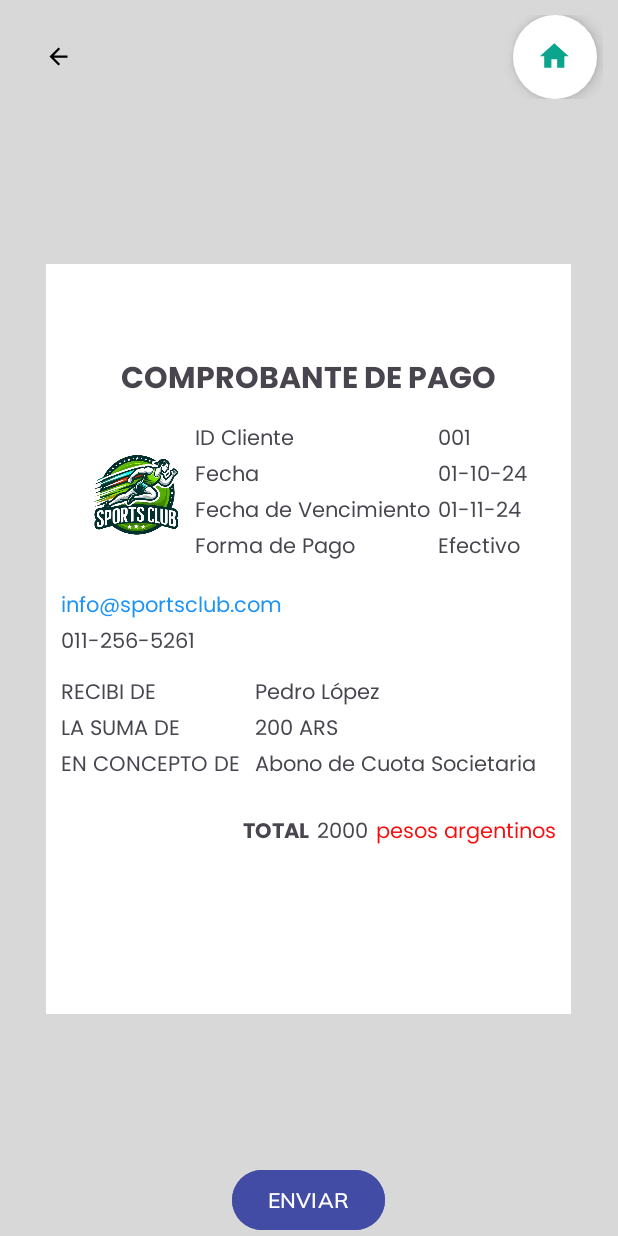
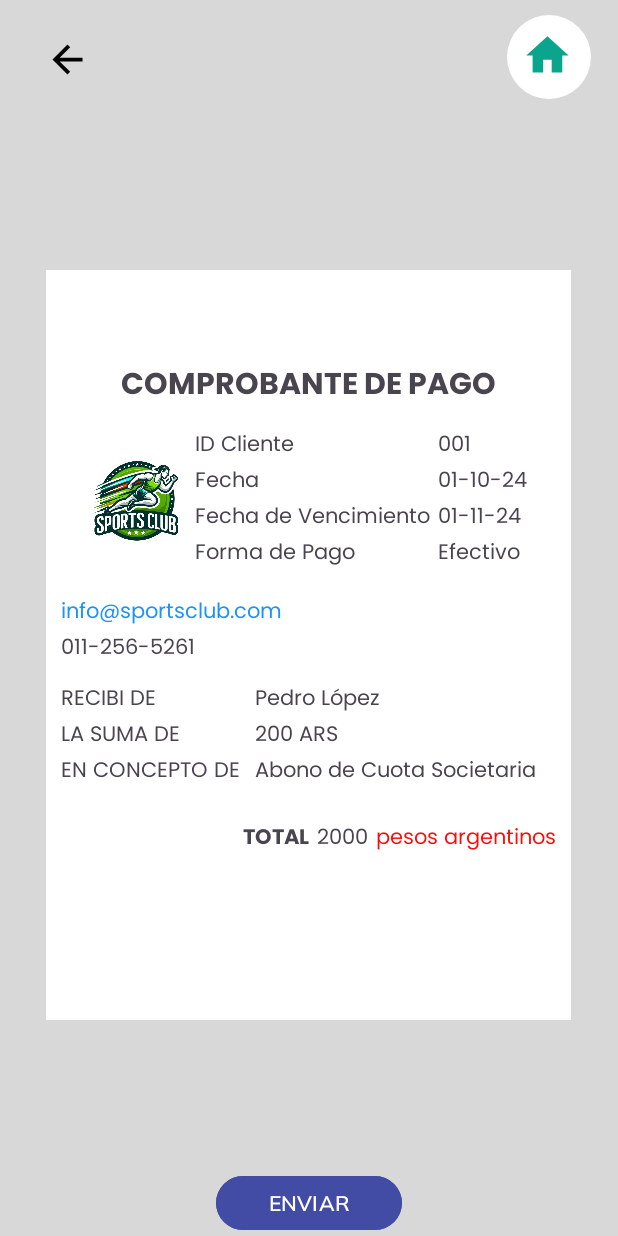
Before and after one commit to rocohen/sportsclub-app, an Android app: the PaymentReceipt screen opened directly, with no data from a screen before it, on a phone screen of 412 x 824 dp. Run offline under Robolectric (Android 15) with nearby library versions, the phone set to English and light mode, and no system bars.

Commit message:
activity design updated

```diff
--- a/app/src/main/res/layout/activity_payment_receipt.xml
+++ b/app/src/main/res/layout/activity_payment_receipt.xml
@@ -22,27 +22,30 @@
         <Button
             android:id="@+id/backButton"
             style="?android:attr/buttonBarButtonStyle"
-            android:layout_width="wrap_content"
-            android:layout_height="match_parent"
+            android:layout_width="60dp"
+            android:layout_height="60dp"
             android:layout_gravity="start"
             android:backgroundTint="@android:color/transparent"
             android:contentDescription="@string/app_back_button"
             app:icon="@drawable/ic_arrow_back"
+            app:iconSize="30dp"
             app:iconTint="@color/black"
 
             />
 
         <com.google.android.material.floatingactionbutton.FloatingActionButton
             android:id="@+id/homeButton"
+            style="?android:attr/buttonBarButtonStyle"
             android:layout_width="wrap_content"
             android:layout_height="wrap_content"
+            android:layout_marginStart="260dp"
             android:contentDescription="@string/app_home_button"
-            app:tint="@color/dark_green"
+            android:src="@drawable/ic_home"
+            app:backgroundTint="@color/white"
+            app:fabSize="normal"
+            app:maxImageSize="35dp"
             app:shapeAppearance="@style/FABShape"
-            app:backgroundTint="@color/white"
-            android:src="@drawable/ic_home"
-            app:fabSize="normal"
-            android:layout_marginStart="260dp" />
+            app:tint="@color/dark_green" />
 
     </LinearLayout>
 
@@ -309,13 +312,13 @@
 
     <Button
         android:id="@+id/sendButton"
-        android:layout_width="wrap_content"
+        android:layout_width="124dp"
         android:layout_height="wrap_content"
         android:layout_gravity="center"
         android:backgroundTint="@color/dark_blue"
         android:fontFamily="@font/mulish_semi_bold"
-        android:textAllCaps="true"
-        android:text="@string/btn_send" />
+        android:text="@string/btn_send"
+        android:textAllCaps="true" />
 
 </LinearLayout>
 
```
Also changed, not shown: app/src/main/res/layout/activity_non_associate_payment_receipt.xml (+7 -4 lines).
